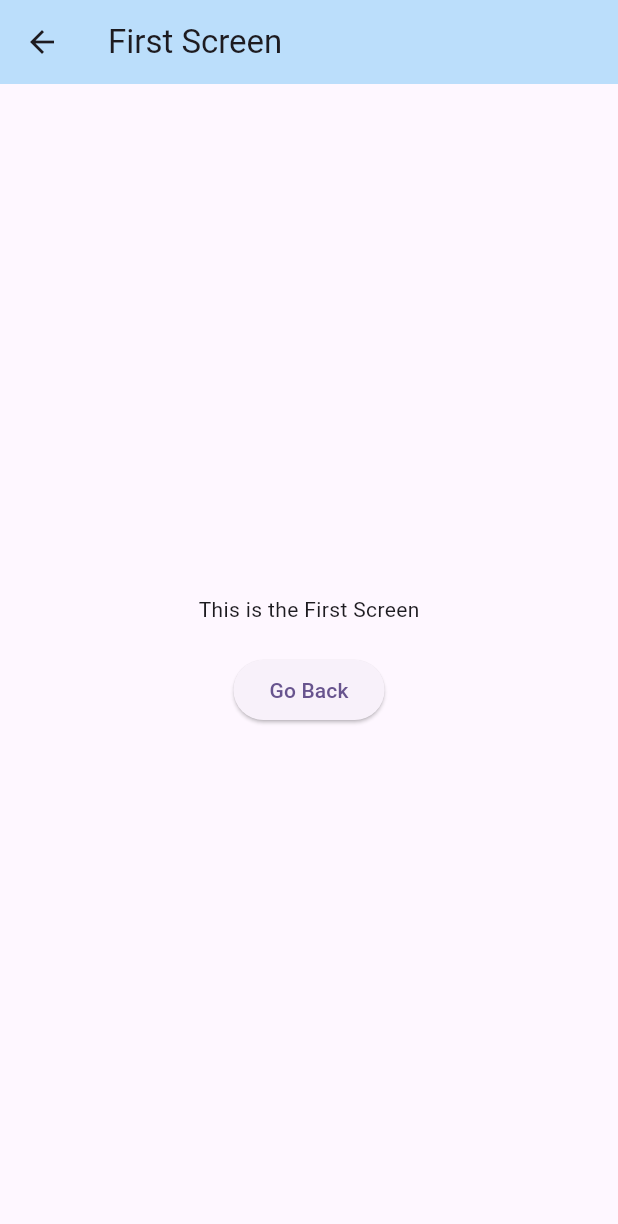
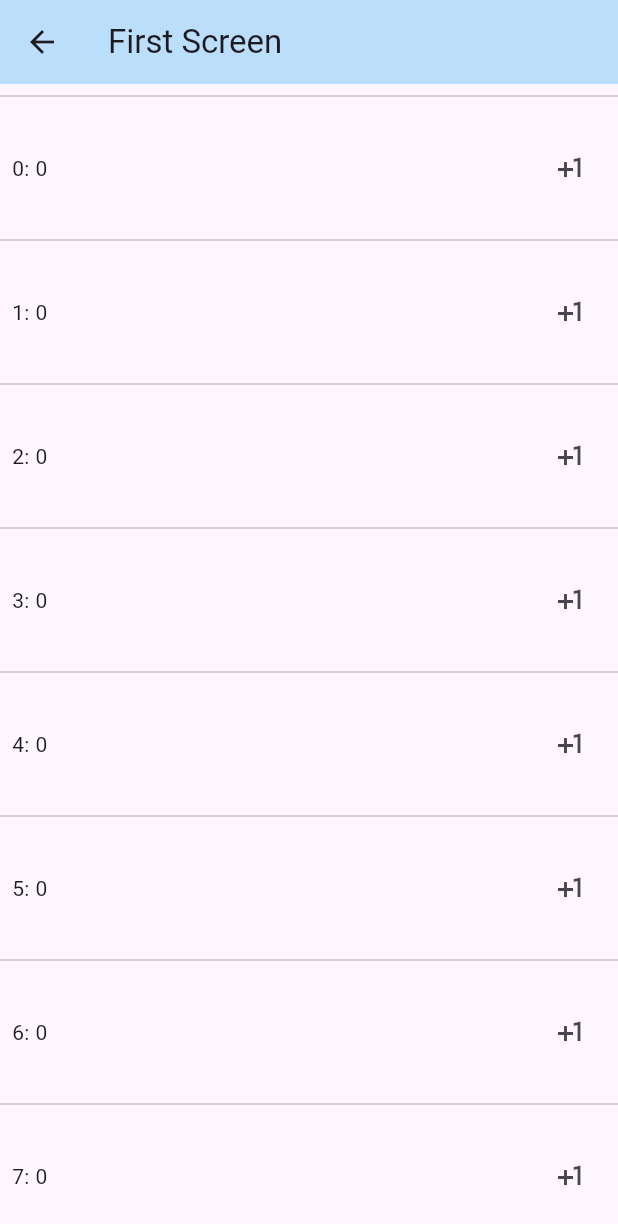
Before and after one commit to GenixPL/flutter_keep_alive, a Flutter app: the FirstScreen screen opened by its route, on a phone screen of 412 x 824 dp. Shown: the top 1224 px of the screen. Run offline on Flutter 3.47's test engine with Material 3 defaults, Android fonts, the phone set to English and light mode, and no system bars.

Commit message:
not kept

```diff
--- a/analysis_options.yaml
+++ b/analysis_options.yaml
@@ -26,3 +26,6 @@ linter:
 
 # Additional information about this file can be found at
 # https://dart.dev/guides/language/analysis-options
+
+formatter:
+  trailing_commas: preserve
--- a/lib/first_screen.dart
+++ b/lib/first_screen.dart
@@ -11,20 +11,71 @@ class FirstScreen extends StatelessWidget {
         backgroundColor: Colors.blue.shade100,
       ),
       body: Center(
-        child: Column(
-          mainAxisAlignment: MainAxisAlignment.center,
-          children: [
-            const Text('This is the First Screen'),
-            const SizedBox(height: 20),
-            ElevatedButton(
-              onPressed: () {
-                Navigator.pop(context);
-              },
-              child: const Text('Go Back'),
-            ),
-          ],
+        child: ListView.builder(
+          itemBuilder: (BuildContext context, int index) {
+            return _Element(index: index);
+          },
         ),
       ),
     );
   }
 }
+
+class _Element extends StatefulWidget {
+  const _Element({
+    super.key,
+    required this.index,
+  });
+
+  final int index;
+
+  @override
+  State<_Element> createState() => _ElementState();
+}
+
+class _ElementState extends State<_Element> {
+  int _counter = 0;
+
+  @override
+  void initState() {
+    super.initState();
+    print('init ${widget.index}');
+  }
+
+  @override
+  void dispose() {
+    print('dispose ${widget.index}');
+    super.dispose();
+  }
+
+  @override
+  Widget build(BuildContext context) {
+    return Column(
+      crossAxisAlignment: CrossAxisAlignment.start,
+      children: [
+        Divider(),
+        Padding(
+          padding: const EdgeInsets.symmetric(
+            horizontal: 8,
+            vertical: 16,
+          ),
+          child: Row(
+            children: [
+              Text(
+                '${widget.index}: $_counter',
+              ),
+              Spacer(),
+              IconButton(
+                onPressed: () {
+                  _counter++;
+                  setState(() {});
+                },
+                icon: Icon(Icons.plus_one),
+              ),
+            ],
+          ),
+        ),
+      ],
+    );
+  }
+}
```
